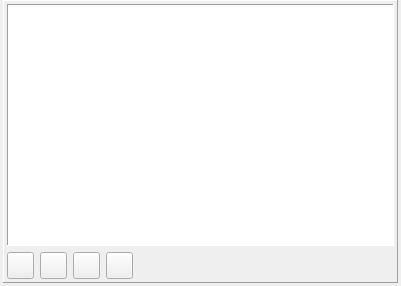
Above: Homer/forms/Widgets/OverviewContactsWidget.ui from Homer-Conferencing/Homer-Conferencing before the change. Below: the same form after it.
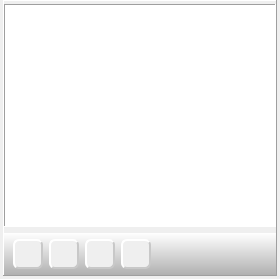
That is the form after the change. Icons and pictures are not drawn.

Diff of the .ui file:
```diff
--- a/Homer/forms/Widgets/OverviewContactsWidget.ui
+++ b/Homer/forms/Widgets/OverviewContactsWidget.ui
@@ -6,8 +6,8 @@
    <rect>
     <x>0</x>
     <y>0</y>
-    <width>401</width>
-    <height>286</height>
+    <width>280</width>
+    <height>279</height>
    </rect>
   </property>
   <property name="minimumSize">
@@ -18,6 +18,8 @@
   </property>
   <property name="font">
    <font>
+    <family>Arial</family>
+    <pointsize>10</pointsize>
     <weight>75</weight>
     <bold>true</bold>
    </font>
@@ -48,11 +50,25 @@
        <enum>QFrame::Raised</enum>
       </property>
       <layout class="QVBoxLayout" name="verticalLayout_2">
-       <property name="margin">
+       <property name="leftMargin">
+        <number>0</number>
+       </property>
+       <property name="topMargin">
         <number>3</number>
        </property>
+       <property name="rightMargin">
+        <number>0</number>
+       </property>
+       <property name="bottomMargin">
+        <number>0</number>
+       </property>
        <item>
         <widget class="QTreeView" name="mTvContacts">
+         <property name="font">
+          <font>
+           <pointsize>9</pointsize>
+          </font>
+         </property>
          <property name="contextMenuPolicy">
           <enum>Qt::CustomContextMenu</enum>
          </property>
@@ -98,24 +114,60 @@
         </widget>
        </item>
        <item>
+        <widget class="QFrame" name="frame">
+         <property name="minimumSize">
+          <size>
+           <width>0</width>
+           <height>42</height>
+          </size>
+         </property>
+         <property name="maximumSize">
+          <size>
+           <width>16777215</width>
+           <height>42</height>
+          </size>
+         </property>
+         <property name="styleSheet">
+          <string notr="true">background-color: qlineargradient(spread:pad, x1:0, y1:1, x2:0, y2:0, stop:0 rgba(176, 176, 176, 255), stop:1 rgba(255, 255, 255, 255));</string>
+         </property>
         <layout class="QHBoxLayout" name="horizontalLayout">
+          <property name="topMargin">
+           <number>0</number>
+          </property>
+          <property name="bottomMargin">
+           <number>0</number>
+          </property>
          <item>
           <widget class="QToolButton" name="mTbSaveList">
            <property name="minimumSize">
             <size>
-             <width>27</width>
-             <height>27</height>
+              <width>30</width>
+              <height>30</height>
             </size>
            </property>
            <property name="maximumSize">
             <size>
-             <width>27</width>
-             <height>27</height>
+              <width>30</width>
+              <height>30</height>
             </size>
            </property>
            <property name="toolTip">
             <string>Save contact list</string>
            </property>
+            <property name="styleSheet">
+             <string notr="true">QToolButton{
+background-color: rgb(239, 239, 239);
+color: rgb(239, 239, 239);
+border-style: outset;
+border-width: 2px;
+border-color:  rgb(200, 200, 200);
+border-radius: 6px;
+}
+QToolButton:pressed{
+background-color: rgb(150, 150, 150);
+} 
+</string>
+            </property>
            <property name="text">
             <string/>
            </property>
@@ -125,8 +177,8 @@
            </property>
            <property name="iconSize">
             <size>
-             <width>20</width>
-             <height>20</height>
+              <width>22</width>
+              <height>22</height>
             </size>
            </property>
           </widget>
@@ -135,19 +187,33 @@
           <widget class="QToolButton" name="mTbLoadList">
            <property name="minimumSize">
             <size>
-             <width>27</width>
-             <height>27</height>
+              <width>30</width>
+              <height>30</height>
             </size>
            </property>
            <property name="maximumSize">
             <size>
-             <width>27</width>
-             <height>27</height>
+              <width>30</width>
+              <height>30</height>
             </size>
            </property>
            <property name="toolTip">
             <string>Load contact list</string>
            </property>
+            <property name="styleSheet">
+             <string notr="true">QToolButton{
+background-color: rgb(239, 239, 239);
+color: rgb(239, 239, 239);
+border-style: outset;
+border-width: 2px;
+border-color:  rgb(200, 200, 200);
+border-radius: 6px;
+}
+QToolButton:pressed{
+background-color: rgb(150, 150, 150);
+} 
+</string>
+            </property>
            <property name="text">
             <string/>
            </property>
@@ -157,8 +223,8 @@
            </property>
            <property name="iconSize">
             <size>
-             <width>20</width>
-             <height>20</height>
+              <width>22</width>
+              <height>22</height>
             </size>
            </property>
           </widget>
@@ -167,19 +233,33 @@
           <widget class="QToolButton" name="mTbAdd">
            <property name="minimumSize">
             <size>
-             <width>27</width>
-             <height>27</height>
+              <width>30</width>
+              <height>30</height>
             </size>
            </property>
            <property name="maximumSize">
             <size>
-             <width>27</width>
-             <height>27</height>
+              <width>30</width>
+              <height>30</height>
             </size>
            </property>
            <property name="toolTip">
             <string>Add user to contact list</string>
            </property>
+            <property name="styleSheet">
+             <string notr="true">QToolButton{
+background-color: rgb(239, 239, 239);
+color: rgb(239, 239, 239);
+border-style: outset;
+border-width: 2px;
+border-color:  rgb(200, 200, 200);
+border-radius: 6px;
+}
+QToolButton:pressed{
+background-color: rgb(150, 150, 150);
+} 
+</string>
+            </property>
            <property name="text">
             <string/>
            </property>
@@ -189,8 +269,8 @@
            </property>
            <property name="iconSize">
             <size>
-             <width>18</width>
-             <height>18</height>
+              <width>22</width>
+              <height>22</height>
             </size>
            </property>
           </widget>
@@ -199,19 +279,33 @@
           <widget class="QToolButton" name="mTbDel">
            <property name="minimumSize">
             <size>
-             <width>27</width>
-             <height>27</height>
+              <width>30</width>
+              <height>30</height>
             </size>
            </property>
            <property name="maximumSize">
             <size>
-             <width>27</width>
-             <height>27</height>
+              <width>30</width>
+              <height>30</height>
             </size>
            </property>
            <property name="toolTip">
             <string>Remove user from contact list</string>
            </property>
+            <property name="styleSheet">
+             <string notr="true">QToolButton{
+background-color: rgb(239, 239, 239);
+color: rgb(239, 239, 239);
+border-style: outset;
+border-width: 2px;
+border-color:  rgb(200, 200, 200);
+border-radius: 6px;
+}
+QToolButton:pressed{
+background-color: rgb(150, 150, 150);
+} 
+</string>
+            </property>
            <property name="text">
             <string/>
            </property>
@@ -221,8 +315,8 @@
            </property>
            <property name="iconSize">
             <size>
-             <width>18</width>
-             <height>18</height>
+              <width>22</width>
+              <height>22</height>
             </size>
            </property>
           </widget>
@@ -244,6 +338,7 @@
           </spacer>
          </item>
         </layout>
+        </widget>
        </item>
       </layout>
      </widget>
```
Left out of the diff: 8 changed lines with no effect on the pictures. Lines whose indentation alone changed are shown as unchanged.
